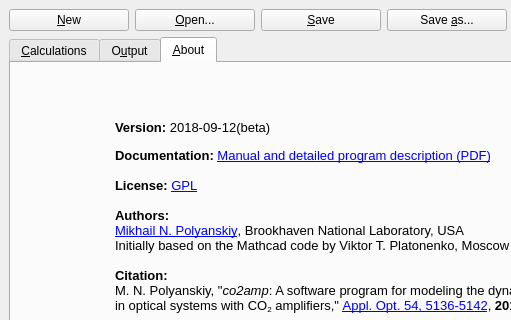
Qt form co2amp-shell/mainwindow.ui (polyanskiy/co2amp) before a commit; both pictures show x 0 to 511 and y 0 to 320 of the 772 by 515 pixel window.
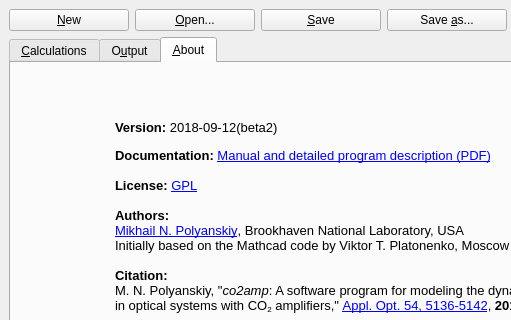
The same form after that commit. Icons and pictures are not drawn.

Patch:
```diff
--- a/co2amp-shell/mainwindow.ui
+++ b/co2amp-shell/mainwindow.ui
@@ -2925,7 +2925,7 @@
 &lt;html&gt;&lt;head&gt;&lt;meta name=&quot;qrichtext&quot; content=&quot;1&quot; /&gt;&lt;style type=&quot;text/css&quot;&gt;
 p, li { white-space: pre-wrap; }
 &lt;/style&gt;&lt;/head&gt;&lt;body style=&quot; font-family:'MS Shell Dlg 2'; font-size:8pt; font-weight:400; font-style:normal;&quot;&gt;
-&lt;p style=&quot; margin-top:0px; margin-bottom:0px; margin-left:0px; margin-right:0px; -qt-block-indent:0; text-indent:0px;&quot;&gt;&lt;span style=&quot; font-size:10pt; font-weight:600;&quot;&gt;Version: &lt;/span&gt;&lt;span style=&quot; font-size:10pt;&quot;&gt;2018-09-12(beta)&lt;br /&gt;&lt;/span&gt;&lt;/p&gt;
+&lt;p style=&quot; margin-top:0px; margin-bottom:0px; margin-left:0px; margin-right:0px; -qt-block-indent:0; text-indent:0px;&quot;&gt;&lt;span style=&quot; font-size:10pt; font-weight:600;&quot;&gt;Version: &lt;/span&gt;&lt;span style=&quot; font-size:10pt;&quot;&gt;2018-09-12(beta2)&lt;br /&gt;&lt;/span&gt;&lt;/p&gt;
 &lt;p style=&quot; margin-top:0px; margin-bottom:0px; margin-left:0px; margin-right:0px; -qt-block-indent:0; text-indent:0px;&quot;&gt;&lt;span style=&quot; font-size:10pt; font-weight:600;&quot;&gt;Documentation: &lt;/span&gt;&lt;a href=&quot;https://github.com/polyanskiy/co2amp/blob/master/doc/tex/co2amp.pdf?raw=true&quot;&gt;&lt;span style=&quot; font-size:10pt; text-decoration: underline; color:#0000ff;&quot;&gt;Manual and detailed program description (PDF)&lt;/span&gt;&lt;/a&gt;&lt;/p&gt;
 &lt;p style=&quot; margin-top:0px; margin-bottom:0px; margin-left:0px; margin-right:0px; -qt-block-indent:0; text-indent:0px;&quot;&gt;&lt;span style=&quot; font-size:10pt;&quot;&gt;&lt;br /&gt;&lt;/span&gt;&lt;span style=&quot; font-size:10pt; font-weight:600;&quot;&gt;License: &lt;/span&gt;&lt;a href=&quot;http://www.gnu.org/licenses/gpl.html&quot;&gt;&lt;span style=&quot; font-size:10pt; text-decoration: underline; color:#0000ff;&quot;&gt;GPL&lt;/span&gt;&lt;/a&gt;&lt;/p&gt;
 &lt;p style=&quot; margin-top:0px; margin-bottom:0px; margin-left:0px; margin-right:0px; -qt-block-indent:0; text-indent:0px;&quot;&gt;&lt;span style=&quot; font-size:10pt;&quot;&gt;&lt;br /&gt;&lt;/span&gt;&lt;span style=&quot; font-size:10pt; font-weight:600;&quot;&gt;Authors:&lt;/span&gt;&lt;span style=&quot; font-size:10pt;&quot;&gt;&lt;br /&gt;&lt;/span&gt;&lt;a href=&quot;mailto:Mikhail Polyanskiy &amp;lt;polyanskiy@bnl.gov&amp;gt;&quot;&gt;&lt;span style=&quot; font-size:10pt; text-decoration: underline; color:#0000ff;&quot;&gt;Mikhail N. Polyanskiy&lt;/span&gt;&lt;/a&gt;&lt;span style=&quot; font-size:10pt;&quot;&gt;, Brookhaven National Laboratory, USA&lt;br /&gt;Initially based on the Mathcad code by Viktor T. Platonenko, Moscow State University, Russia&lt;/span&gt;&lt;/p&gt;
```
